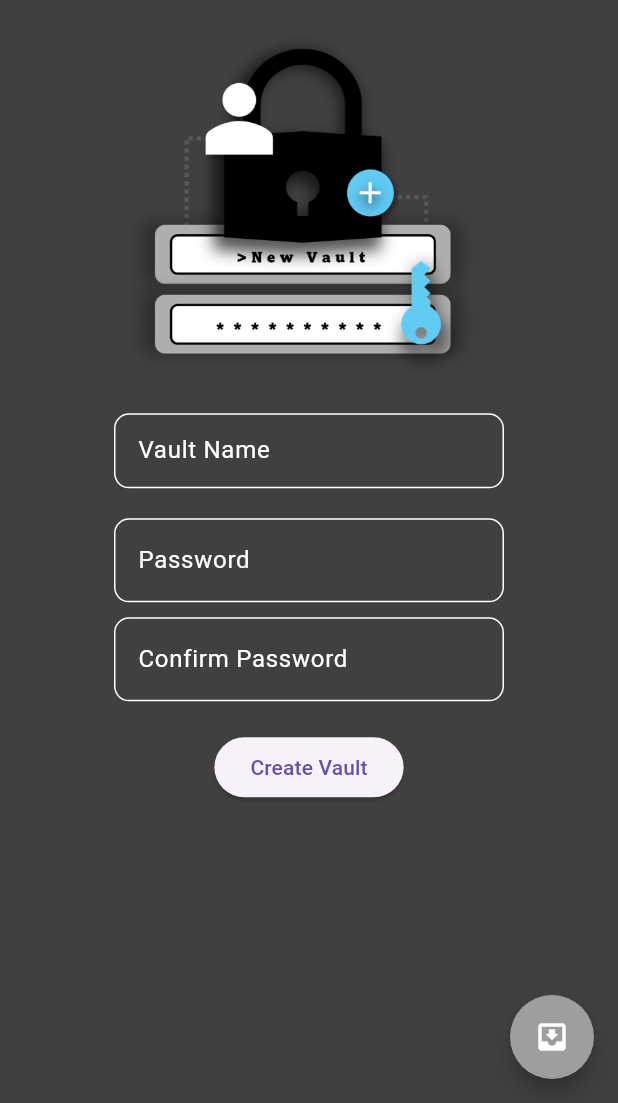
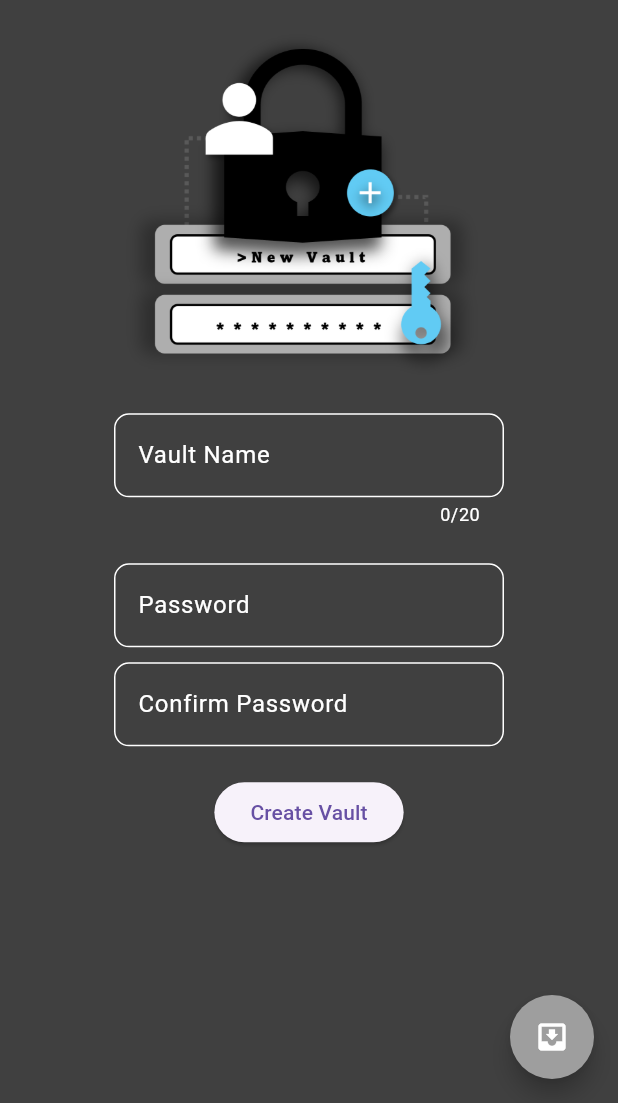
Before and after one commit to GaecKo/CryptedEye, a Flutter app: the SignUpPage screen opened by its route, on a phone screen of 412 x 824 dp, the part 133-1236 px from its top. Run offline on Flutter 3.47's test engine with Material 3 defaults, Android fonts, the phone set to English and light mode, and no system bars; drawn by our look-alikes of flutter_speed_dial; our stand-ins replace awesome_notifications, flutter_slidable, share_plus; missing offline and left inert: encrypt, flutter_file_dialog, pointycastle, restart_app.

Commit message:
Vaultname: max length + overflow managed in home

```diff
--- a/lib/pages/signup.dart
+++ b/lib/pages/signup.dart
@@ -87,6 +87,8 @@ class _SignUpPageState extends State<SignUpPage> {
       setState(() {
         _passwordError = null;
         _confirmPasswordError = null;
+        _vaultError = null;
+        _vaultColor = Colors.white;
         _passwordContainerColor = Colors.white;
         _confirmPasswordContainerColor = Colors.white;
         _isLoading = true;
@@ -182,12 +184,14 @@ class _SignUpPageState extends State<SignUpPage> {
                 const SizedBox(height: 20),
                 Container(
                   width: 300,
-                  height: 50,
+                  height: 100,
                   child: Padding(
                     padding: const EdgeInsets.symmetric(horizontal: 20),
                     child: TextFormField(
+                      maxLength: 20,
                       controller: _VaultNameController,
                       decoration: InputDecoration(
+                        counterStyle: const TextStyle(color: Colors.white),
                         labelText: 'Vault Name',
                         errorText: _vaultError,
                         labelStyle: const TextStyle(color: Colors.white),
@@ -205,7 +209,6 @@ class _SignUpPageState extends State<SignUpPage> {
                     ),
                   ),
                 ),
-                const SizedBox(height: 20),
                 Container(
                   width: 300,
                   child: Padding(
```
Also changed, not shown: lib/pages/home.dart (+20 -8 lines).
